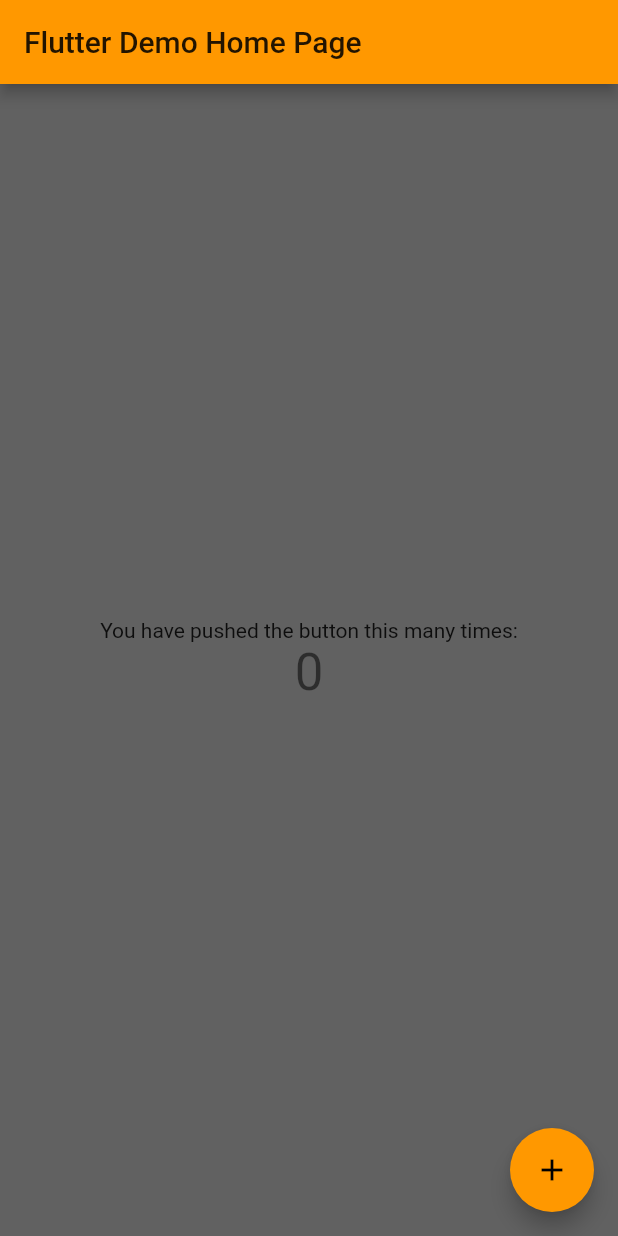
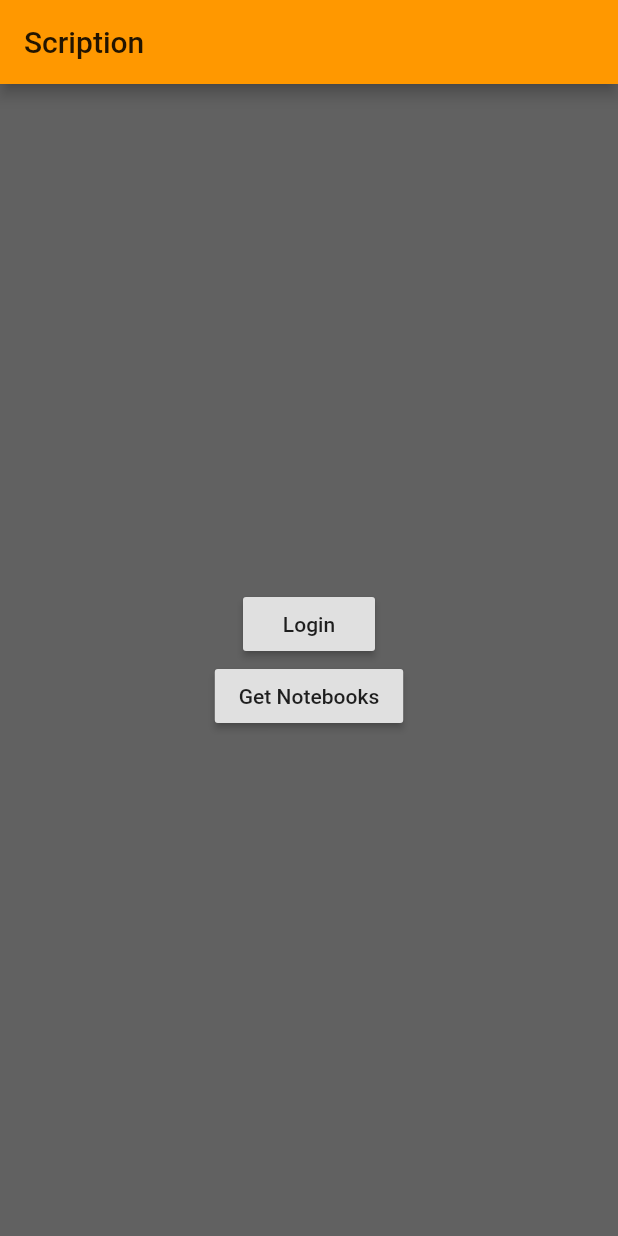
Before and after one commit to d44-scription/scription_mobile, a Flutter app: the screen it shows after launch, on a phone screen of 412 x 824 dp. Run offline on Flutter 3.47's test engine with Material 2 defaults, Android fonts, the phone set to English and light mode, and no system bars; our stand-ins replace dio.

Commit message:
Added http-common class to set default config and handle cookie setting

```diff
--- /dev/null
+++ b/lib/http-common.dart
@@ -0,0 +1,60 @@
+import 'package:dio/dio.dart';
+
+class ApiProvider {
+  Dio _dio;
+  String aToken = '';
+
+  final BaseOptions options = new BaseOptions(
+    baseUrl: 'https://scription-api-staging.herokuapp.com/api/v1',
+    connectTimeout: 15000,
+    receiveTimeout: 13000,
+  );
+
+  static final ApiProvider _instance = ApiProvider._internal();
+
+  factory ApiProvider() => _instance;
+
+  ApiProvider._internal() {
+    _dio = Dio(options);
+    _dio.interceptors.add(InterceptorsWrapper(
+        onRequest:(Options options) async {
+          // to prevent other request enter this interceptor.
+          _dio.interceptors.requestLock.lock();
+          // We use a new Dio (to avoid dead lock) instance to request token.
+          // Set the cookie in request headers
+          options.headers["cookie"] = aToken;
+
+          _dio.interceptors.requestLock.unlock();
+          return options;
+        }
+    ));
+  }
+
+  Future login() async {
+    final params = {
+      "user": {
+        "email": "admin@example.com",
+        "password": "superSecret123!",
+      }
+    };
+
+    final response = await _dio.post('/users/login', data: params);
+
+    // Get cookie from response
+    final cookies = response.headers.map['set-cookie'];
+
+    if (cookies.isNotEmpty && cookies.length == 1) {
+      final authToken = cookies[0].split(';')[0];
+
+      // Save cookie to global variable to include it in future API calls
+      aToken = authToken;
+    }
+  }
+
+  /// If we call this function without cookie then it will be forbidden
+  Future getNotebooks() async {
+    final response = await _dio.get('/notebooks');
+
+    print(response.data.toString());
+  }
+}
--- a/lib/main.dart
+++ b/lib/main.dart
@@ -1,4 +1,5 @@
 import 'package:flutter/material.dart';
+import 'package:scription_mobile/http-common.dart';
 
 void main() => runApp(MyApp());
 
@@ -9,104 +10,54 @@ class MyApp extends StatelessWidget {
     return MaterialApp(
       title: 'Flutter Demo',
       theme: ThemeData(
-        // This is the theme of your application.
-        //
-        // Try running your application with "flutter run". You'll see the
-        // application has a blue toolbar. Then, without quitting the app, try
-        // changing the primarySwatch below to Colors.green and then invoke
-        // "hot reload" (press "r" in the console where you ran "flutter run",
-        // or simply save your changes to "hot reload" in a Flutter IDE).
-        // Notice that the counter didn't reset back to zero; the application
-        // is not restarted.
+        // Default theme styles
         primarySwatch: Colors.orange,
         scaffoldBackgroundColor: Colors.grey[700],
       ),
-      home: MyHomePage(title: 'Flutter Demo Home Page'),
+      home: Home(title: 'Scription'),
     );
   }
 }
 
-class MyHomePage extends StatefulWidget {
-  MyHomePage({Key key, this.title}) : super(key: key);
+class Home extends StatefulWidget {
+  Home({Key key, this.title}) : super(key: key);
 
   // This widget is the home page of your application. It is stateful, meaning
   // that it has a State object (defined below) that contains fields that affect
   // how it looks.
-
-  // This class is the configuration for the state. It holds the values (in this
-  // case the title) provided by the parent (in this case the App widget) and
-  // used by the build method of the State. Fields in a Widget subclass are
-  // always marked "final".
-
   final String title;
 
   @override
-  _MyHomePageState createState() => _MyHomePageState();
+  _HomeState createState() => _HomeState();
 }
 
-class _MyHomePageState extends State<MyHomePage> {
-  int _counter = 0;
-
-  void _incrementCounter() {
-    setState(() {
-      // This call to setState tells the Flutter framework that something has
-      // changed in this State, which causes it to rerun the build method below
-      // so that the display can reflect the updated values. If we changed
-      // _counter without calling setState(), then the build method would not be
-      // called again, and so nothing would appear to happen.
-      _counter++;
-    });
-  }
-
+class _HomeState extends State<Home> {
   @override
   Widget build(BuildContext context) {
-    // This method is rerun every time setState is called, for instance as done
-    // by the _incrementCounter method above.
-    //
-    // The Flutter framework has been optimized to make rerunning build methods
-    // fast, so that you can just rebuild anything that needs updating rather
-    // than having to individually change instances of widgets.
+    // This method is rerun every time setState is called
     return Scaffold(
       appBar: AppBar(
-        // Here we take the value from the MyHomePage object that was created by
-        // the App.build method, and use it to set our appbar title.
         title: Text(widget.title),
       ),
       body: Center(
-        // Center is a layout widget. It takes a single child and positions it
-        // in the middle of the parent.
         child: Column(
-          // Column is also a layout widget. It takes a list of children and
-          // arranges them vertically. By default, it sizes itself to fit its
-          // children horizontally, and tries to be as tall as its parent.
-          //
-          // Invoke "debug painting" (press "p" in the console, choose the
-          // "Toggle Debug Paint" action from the Flutter Inspector in Android
-          // Studio, or the "Toggle Debug Paint" command in Visual Studio Code)
-          // to see the wireframe for each widget.
-          //
-          // Column has various properties to control how it sizes itself and
-          // how it positions its children. Here we use mainAxisAlignment to
-          // center the children vertically; the main axis here is the vertical
-          // axis because Columns are vertical (the cross axis would be
-          // horizontal).
           mainAxisAlignment: MainAxisAlignment.center,
           children: <Widget>[
-            Text(
-              'You have pushed the button this many times:',
+            RaisedButton(
+              onPressed: () {
+                ApiProvider().login().then((value) => {});
+              },
+              child: Text('Login'),
             ),
-            Text(
-              '$_counter',
-              style: Theme.of(context).textTheme.display1,
+            RaisedButton(
+              onPressed: () {
+                ApiProvider().getNotebooks().then((value) => {});
+              },
+              child: Text('Get Notebooks'),
             ),
           ],
         ),
       ),
-      floatingActionButton: FloatingActionButton(
-        onPressed: _incrementCounter,
-        tooltip: 'Increment',
-        child: Icon(Icons.add),
-      ), // This trailing comma makes auto-formatting nicer for build methods.
     );
   }
 }
```
